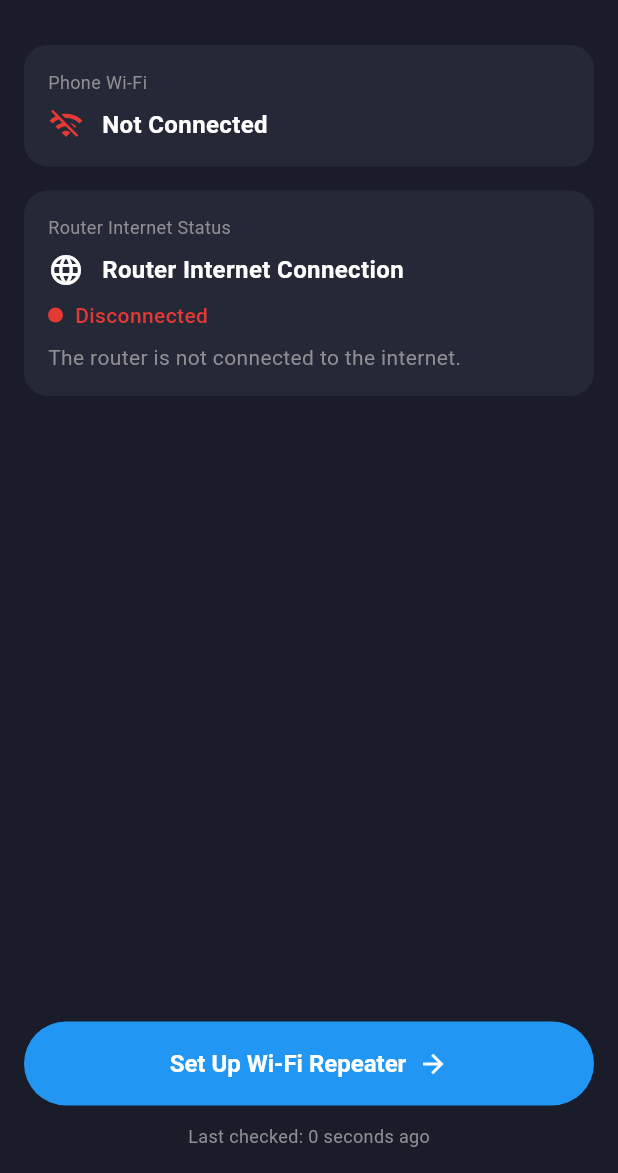
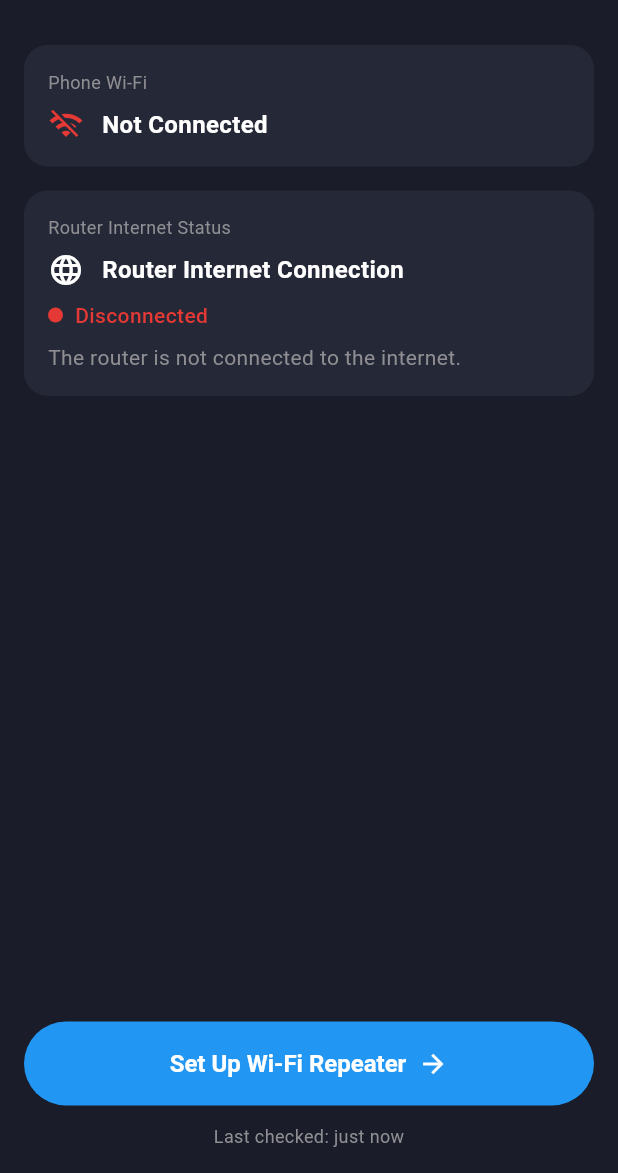
Before and after one commit to brotoo25/GL.iNet-Connect-App, a Flutter app: the DashboardScreen screen opened directly with empty values, on a phone screen of 412 x 824 dp, the part 63-1236 px from its top. Run offline on Flutter 3.47's test engine with Material 3 defaults, Android fonts, the phone set to English and light mode, and no system bars; our stand-ins replace connectivity_plus, flutter_secure_storage, in_app_review, permission_handler; missing offline and left inert: crypt, network_info_plus; accounts and stored records are empty.

Commit message:
refact: internet connectivity last checked counter

```diff
--- a/lib/screens/dashboard_screen.dart
+++ b/lib/screens/dashboard_screen.dart
@@ -36,6 +36,7 @@ class _DashboardScreenState extends State<DashboardScreen> {
   String? _connectedNetwork;
   DateTime? _lastChecked;
   Timer? _refreshTimer;
+  Timer? _lastCheckedTimer;
   StreamSubscription<dynamic>? _connectivitySubscription;
 
   @override
@@ -43,13 +44,24 @@ class _DashboardScreenState extends State<DashboardScreen> {
     super.initState();
     _initializeWithPermission();
     _startConnectivityListener();
+    _startLastCheckedTimer();
   }
 
   @override
   void dispose() {
     _refreshTimer?.cancel();
+    _lastCheckedTimer?.cancel();
     _connectivitySubscription?.cancel();
     super.dispose();
+  }
+
+  /// Start a timer that updates the "Last checked" text every second
+  void _startLastCheckedTimer() {
+    _lastCheckedTimer = Timer.periodic(const Duration(seconds: 1), (_) {
+      if (_lastChecked != null && mounted) {
+        setState(() {});
+      }
+    });
   }
 
   /// Start listening for WiFi connectivity changes
@@ -171,12 +183,16 @@ class _DashboardScreenState extends State<DashboardScreen> {
   String _getLastCheckedText() {
     if (_lastChecked == null) return '';
     final diff = DateTime.now().difference(_lastChecked!);
-    if (diff.inSeconds < 60) {
+    if (diff.inSeconds < 5) {
+      return 'Last checked: just now';
+    } else if (diff.inSeconds < 60) {
       return 'Last checked: ${diff.inSeconds} seconds ago';
     } else if (diff.inMinutes < 60) {
-      return 'Last checked: ${diff.inMinutes} minutes ago';
+      final mins = diff.inMinutes;
+      return 'Last checked: $mins ${mins == 1 ? 'minute' : 'minutes'} ago';
     } else {
-      return 'Last checked: ${diff.inHours} hours ago';
+      final hours = diff.inHours;
+      return 'Last checked: $hours ${hours == 1 ? 'hour' : 'hours'} ago';
     }
   }
 
```
